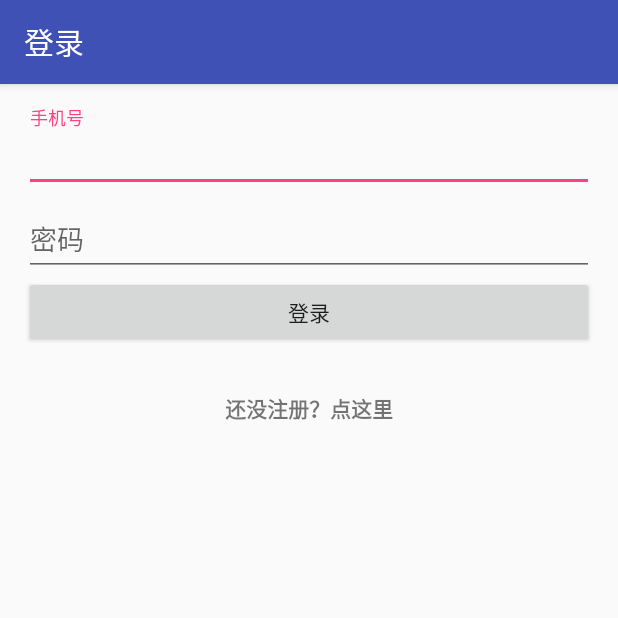
After one commit to mangoWorkstation/ARproj, an Android app: the LoginActivity screen opened directly, with no data from a screen before it, on a phone screen of 412 x 824 dp, the top half of it. The commit adds this screen. Run offline under Robolectric (Android 15) with nearby library versions, the phone set to English and light mode, and no system bars; libraries missing offline, so code that uses them is left out: com.alibaba.sdk.

Commit message:
Login Page done.App icon preset.

```diff
--- /dev/null
+++ b/app/src/main/res/layout/activity_login.xml
@@ -0,0 +1,85 @@
+<?xml version="1.0" encoding="utf-8"?>
+<LinearLayout xmlns:android="http://schemas.android.com/apk/res/android"
+    xmlns:tools="http://schemas.android.com/tools"
+    android:layout_width="match_parent"
+    android:layout_height="match_parent"
+    android:gravity="center_horizontal"
+    android:orientation="vertical"
+    android:paddingBottom="@dimen/activity_vertical_margin"
+    android:paddingLeft="@dimen/activity_horizontal_margin"
+    android:paddingRight="@dimen/activity_horizontal_margin"
+    android:paddingTop="@dimen/activity_vertical_margin"
+    tools:context=".activity.LoginActivity">
+
+    <!-- Login progress -->
+    <ProgressBar
+        android:id="@+id/login_progress"
+        style="?android:attr/progressBarStyleLarge"
+        android:layout_width="wrap_content"
+        android:layout_height="wrap_content"
+        android:layout_marginBottom="8dp"
+        android:visibility="gone" />
+
+    <ScrollView
+        android:id="@+id/login_form"
+        android:layout_width="match_parent"
+        android:layout_height="match_parent">
+
+        <LinearLayout
+            android:id="@+id/email_login_form"
+            android:layout_width="match_parent"
+            android:layout_height="wrap_content"
+            android:orientation="vertical">
+
+            <android.support.design.widget.TextInputLayout
+                android:layout_width="match_parent"
+                android:layout_height="wrap_content">
+
+                <AutoCompleteTextView
+                    android:id="@+id/edit_login_phone"
+                    android:layout_width="match_parent"
+                    android:layout_height="wrap_content"
+                    android:hint="@string/prompt_email"
+                    android:inputType="textEmailAddress"
+                    android:maxLines="1"
+                    android:singleLine="true" />
+
+            </android.support.design.widget.TextInputLayout>
+
+            <android.support.design.widget.TextInputLayout
+                android:layout_width="match_parent"
+                android:layout_height="wrap_content">
+
+                <EditText
+                    android:id="@+id/edit_login_pwd"
+                    android:layout_width="match_parent"
+                    android:layout_height="wrap_content"
+                    android:hint="@string/prompt_password"
+                    android:imeActionId="6"
+                    android:imeActionLabel="@string/action_sign_in_short"
+                    android:imeOptions="actionUnspecified"
+                    android:inputType="textPassword"
+                    android:maxLines="1"
+                    android:singleLine="true" />
+
+            </android.support.design.widget.TextInputLayout>
+
+            <Button
+                android:id="@+id/btn_login_login"
+                android:layout_width="match_parent"
+                android:layout_height="wrap_content"
+                android:text="登录" />
+
+            <Button
+                android:id="@+id/btn_login_register"
+                style="?android:textAppearanceSmall"
+                android:layout_width="match_parent"
+                android:layout_height="wrap_content"
+                android:layout_marginTop="16dp"
+                android:background="@android:color/transparent"
+                android:text="还没注册？点这里"
+                android:textStyle="bold" />
+
+        </LinearLayout>
+    </ScrollView>
+</LinearLayout>
--- a/app/src/main/res/values/colors.xml
+++ b/app/src/main/res/values/colors.xml
@@ -1,6 +1,6 @@
 <?xml version="1.0" encoding="utf-8"?>
 <resources>
-    <color name="colorPrimary">#3F51B5</color>
+    <color name="colorPrimary">#3f51b5</color>
     <color name="colorPrimaryDark">#303F9F</color>
-    <color name="colorAccent">#FF4081</color>
+    <color name="colorAccent">#ff4081</color>
 </resources>
--- /dev/null
+++ b/app/src/main/res/values/dimens.xml
@@ -0,0 +1,5 @@
+<resources>
+    <!-- Default screen margins, per the Android Design guidelines. -->
+    <dimen name="activity_horizontal_margin">16dp</dimen>
+    <dimen name="activity_vertical_margin">16dp</dimen>
+</resources>
--- a/app/src/main/res/values/strings.xml
+++ b/app/src/main/res/values/strings.xml
@@ -1,3 +1,10 @@
 <resources>
-    <string name="app_name">ARproj</string>
+    <string name="app_name">视界寻踪</string>
+    <string name="title_activity_login">登录</string>
+
+    <!-- Strings related to login -->
+    <string name="prompt_email">手机号</string>
+    <string name="prompt_password">密码 </string>
+    <string name="action_sign_in">登录</string>
+    <string name="action_sign_in_short">登录</string>
 </resources>
--- a/app/src/main/res/values/styles.xml
+++ b/app/src/main/res/values/styles.xml
@@ -1,7 +1,7 @@
 <resources>
 
     <!-- Base application theme. -->
-    <style name="AppTheme" parent="Theme.AppCompat.Light.NoActionBar">
+    <style name="AppTheme" parent="Theme.AppCompat.Light.DarkActionBar">
         <!-- Customize your theme here. -->
         <item name="colorPrimary">@color/colorPrimary</item>
         <item name="colorPrimaryDark">@color/colorPrimaryDark</item>
--- a/build.gradle
+++ b/build.gradle
@@ -7,7 +7,7 @@ buildscript {
         jcenter()
     }
     dependencies {
-        classpath 'com.android.tools.build:gradle:3.0.1'
+        classpath 'com.android.tools.build:gradle:3.1.2'
 
 
         // NOTE: Do not place your application dependencies here; they belong
```
Also changed, not shown: app/build.gradle (+7 -7 lines), app/src/main/AndroidManifest.xml (+26 -22 lines), app/src/main/java/com/mango/arproj/activity/LoginActivity.java (added, +226 -0 lines), app/src/main/java/com/mango/arproj/activity/MainActivity.java (+76 -95 lines), app/src/main/res/drawable-v24/shape.xml (added, +18 -0 lines), app/src/main/res/layout/activity_main.xml (+54 -6 lines), app/src/main/res/drawable/icon_appicon.png (added), app/src/main/res/drawable/icon_createteam.png (added), app/src/main/res/drawable/icon_join.png (added), app/src/main/res/drawable/icon_record.png (added), app/src/main/res/drawable/icon_setting.png (added), app/src/main/res/drawable/icon_stats.png (added), app/src/main/res/drawable/icon_thumbup.png (added), app/src/main/res/drawable/icon_user.png (added), 1 more files.
